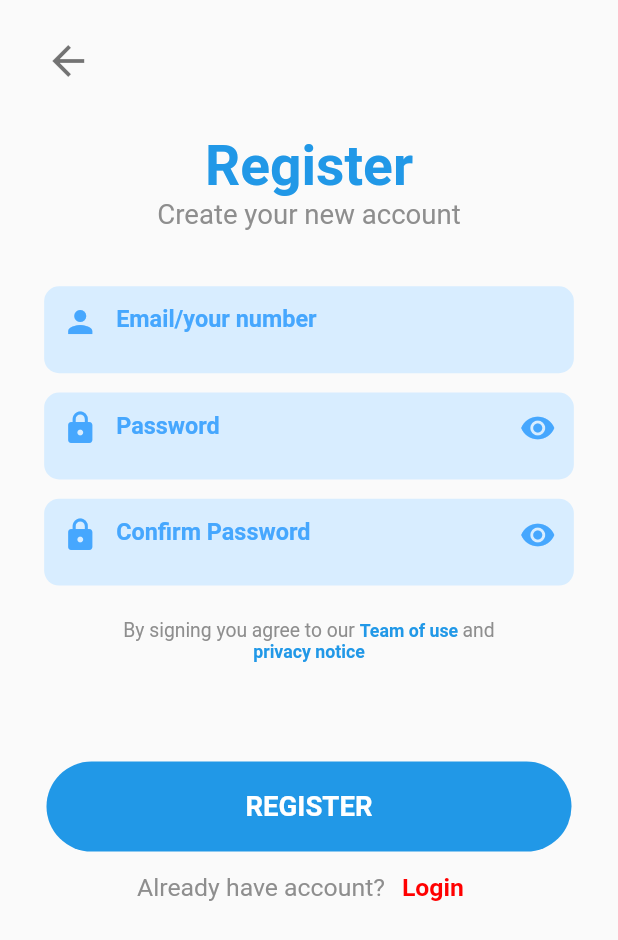
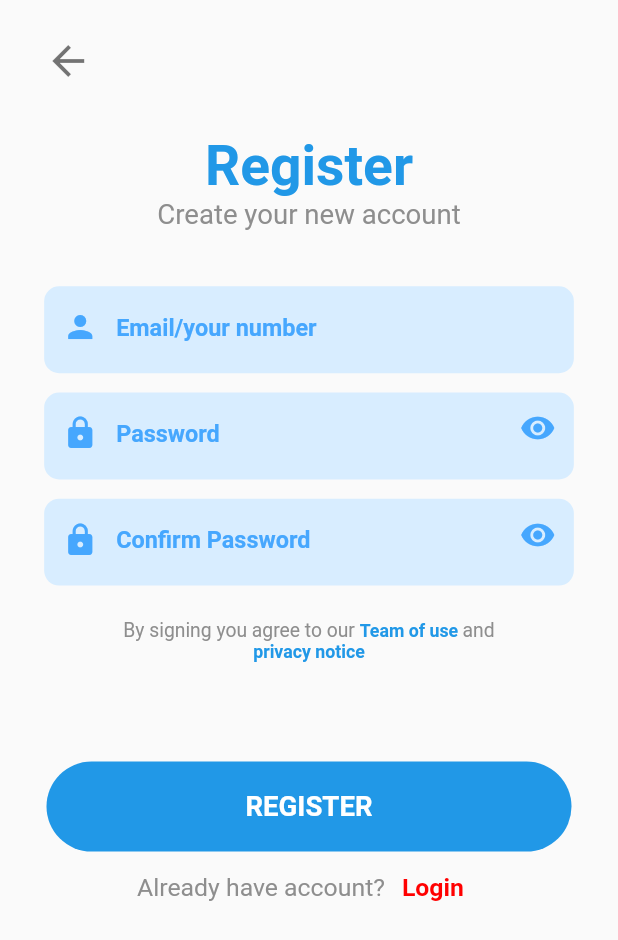
Before and after one commit to Luunguyen2412/cowin_1, a Flutter app: the RegisterScreen screen opened directly, on a phone screen of 412 x 824 dp. Shown: the top 940 px of the screen. Run offline on Flutter 3.47's test engine with Material 2 defaults, Android fonts, the phone set to English and light mode, and no system bars; our stand-ins replace animated_splash_screen, carousel_slider, dio, flutter_bloc, flutter_screenutil, flutter_svg and 6 more; missing offline and left inert: dart:ffi, dialogflow_grpc, flutter_modules, sound_stream, spannable_grid; project files that could hold a hidden picture were left out.

Commit message:
update register
19/12

```diff
--- a/lib/views/login/Register_Screen.dart
+++ b/lib/views/login/Register_Screen.dart
@@ -53,10 +53,15 @@ class _RegisterScreenState extends State<RegisterScreen> {
                     ),
                     TextFieldContainer(
                       child: TextField(
+                        textAlignVertical: TextAlignVertical.center,
                         decoration: InputDecoration(
-                          prefixIcon: Icon(
+                          contentPadding: EdgeInsets.only(top: 7.h),
+                          prefixIcon: Padding(
+                            padding: EdgeInsets.only(top: 7.h),
+                            child: Icon(
                               Icons.person,
                               color: cwColor5,
+                            ),
                           ),
                           hintText: "Email/your number",
                           hintStyle: kTextConfig.copyWith(
@@ -73,11 +78,16 @@ class _RegisterScreenState extends State<RegisterScreen> {
                     ),
                     TextFieldContainer(
                       child: TextFormField(
+                        textAlignVertical: TextAlignVertical.center,
                         obscureText: _isObscure,
                         decoration: InputDecoration(
-                          prefixIcon: Icon(
+                          contentPadding: EdgeInsets.only(top: 7.h),
+                          prefixIcon: Padding(
+                            padding: EdgeInsets.only(top: 7.h),
+                            child: Icon(
                               Icons.lock,
                               color: cwColor5,
+                            ),
                           ),
                           hintText: "Password",
                           hintStyle: kTextConfig.copyWith(
@@ -105,10 +115,15 @@ class _RegisterScreenState extends State<RegisterScreen> {
                     ),
                     TextFieldContainer(
                       child: TextField(
+                        textAlignVertical: TextAlignVertical.center,
                         decoration: InputDecoration(
-                          prefixIcon: Icon(
+                          contentPadding: EdgeInsets.only(top: 7.h),
+                          prefixIcon: Padding(
+                            padding: EdgeInsets.only(top: 7.h),
+                            child: Icon(
                               Icons.lock,
                               color: cwColor5,
+                            ),
                           ),
                           hintText: "Confirm Password",
                           hintStyle: kTextConfig.copyWith(
```
Lines whose indentation alone changed are shown as unchanged.
